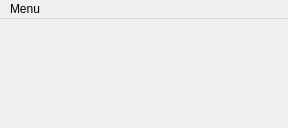
This is monitorwindow.ui in rooperl/MonitorScreen as Qt 5 draws it before an edit. The edited form follows.
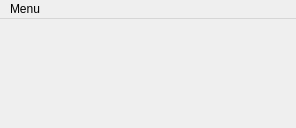
This is the edited form.

The edit to the form file:
```diff
--- a/monitorwindow.ui
+++ b/monitorwindow.ui
@@ -6,7 +6,7 @@
    <rect>
     <x>0</x>
     <y>0</y>
-    <width>288</width>
+    <width>296</width>
     <height>128</height>
    </rect>
   </property>
@@ -25,7 +25,7 @@
     <rect>
      <x>0</x>
      <y>0</y>
-     <width>288</width>
+     <width>296</width>
      <height>21</height>
     </rect>
    </property>
```
